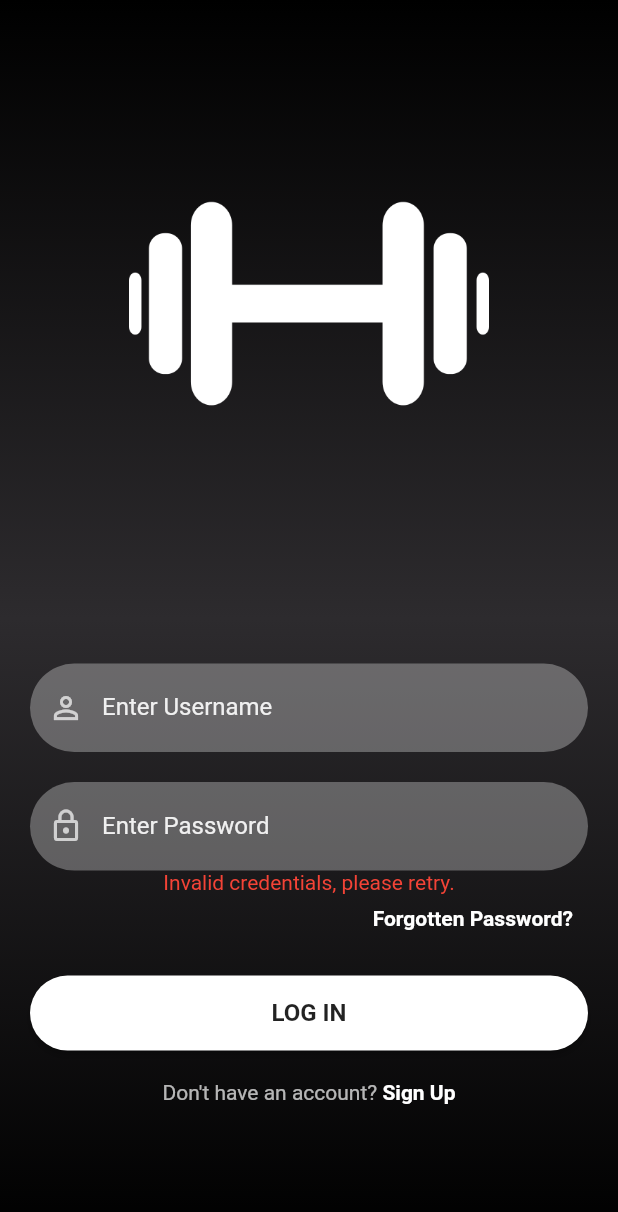
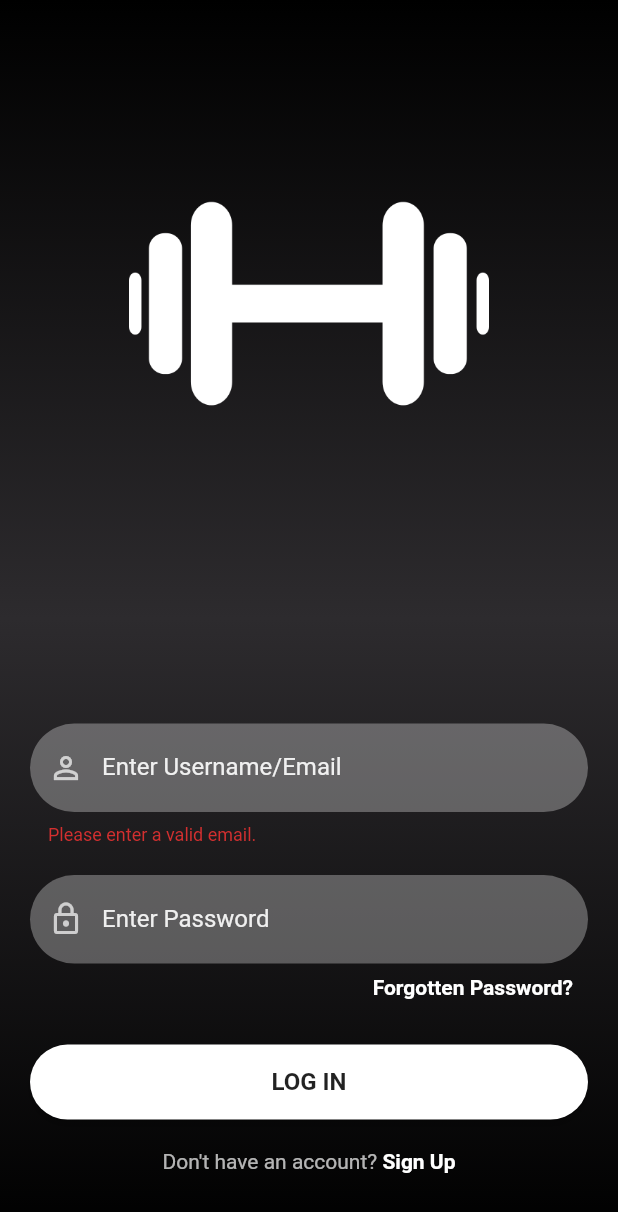
Before and after one commit to ignRyann/gymclubapp, a Flutter app: the screen it shows after launch, after a tap on "LOG IN", on a phone screen of 412 x 824 dp. Shown: the top 1212 px of the screen. Run offline on Flutter 3.47's test engine with Material 2 defaults, Android fonts, the phone set to English and light mode, and no system bars; our stand-ins replace firebase_auth, firebase_core; accounts and stored records are empty.

Commit message:
updated template

```diff
--- a/gymclubapp/lib/screens/home.dart
+++ b/gymclubapp/lib/screens/home.dart
@@ -0,0 +1,49 @@
+import 'package:flutter/material.dart';
+import 'package:gymclubapp/screens/screens.dart';
+
+import '../utils/widgets.dart';
+
+class HomeScreen extends StatefulWidget {
+  const HomeScreen({Key? key}) : super(key: key);
+
+  @override
+  State<HomeScreen> createState() => _HomeScreenState();
+}
+
+class _HomeScreenState extends State<HomeScreen> {
+  @override
+  Widget build(BuildContext context) {
+    return Scaffold(
+      appBar: AppBar(
+          backgroundColor: Colors.transparent,
+          elevation: 0.0,
+          title: const Text(
+            "Sign Up",
+            style: TextStyle(fontSize: 24, fontWeight: FontWeight.bold),
+          )),
+      body: Container(
+        width: MediaQuery.of(context).size.width,
+        height: MediaQuery.of(context).size.height,
+        decoration: BoxDecoration(gradient: gradientDesign()),
+        child: SingleChildScrollView(
+            child: Padding(
+                padding: EdgeInsets.fromLTRB(
+                    20, MediaQuery.of(context).size.height * 0.1, 20, 0),
+                child: Column(
+                  children: <Widget>[
+                    logoWidget("images/dumbell.png", 240, 240),
+                    const SizedBox(
+                      height: 120,
+                    ),
+                    button(context, 'LOG OUT', () {
+                      Navigator.push(
+                          context,
+                          MaterialPageRoute(
+                              builder: (context) => const SignInScreen()));
+                    }),
+                  ],
+                ))),
+      ),
+    );
+  }
+}
--- a/gymclubapp/lib/screens/signin.dart
+++ b/gymclubapp/lib/screens/signin.dart
@@ -1,6 +1,8 @@
-// ignore_for_file: library_private_types_in_public_api
+// ignore_for_file: library_private_types_in_public_api, unused_field, unused_local_variable, unnecessary_import, avoid_print
 
+import 'package:firebase_auth/firebase_auth.dart';
 import 'package:flutter/material.dart';
+import 'package:flutter/services.dart';
 import 'package:gymclubapp/screens/screens.dart';
 import 'package:gymclubapp/utils/utils.dart';
 
@@ -12,65 +14,158 @@ class SignInScreen extends StatefulWidget {
 }
 
 class _SignInScreenState extends State<SignInScreen> {
-  final TextEditingController _passwordTextController = TextEditingController();
-  final TextEditingController _emailTextController = TextEditingController();
-  bool _invalidCredentials = false;
+  // Global Key to identify the Form Widget
+  final _formKey = GlobalKey<FormState>();
+
+  // Firebase Instance
+  final FirebaseAuth _auth = FirebaseAuth.instance;
+
+  // Controllers
+  final TextEditingController _passwordController = TextEditingController();
+  final TextEditingController _emailController = TextEditingController();
+
+  // Error Messages
+  String _errorMessage = '';
+
+  void onChange() {
+    setState(() {
+      _errorMessage = '';
+    });
+  }
 
   @override
   Widget build(BuildContext context) {
-    return Scaffold(
-      body: Container(
-        width: MediaQuery.of(context).size.width,
-        height: MediaQuery.of(context).size.height,
-        decoration: BoxDecoration(gradient: gradientDesign()),
-        child: SingleChildScrollView(
-            child: Padding(
-                padding: EdgeInsets.fromLTRB(
-                    20, MediaQuery.of(context).size.height * 0.1, 20, 0),
-                child: Column(
-                  children: <Widget>[
-                    logoWidget("images/dumbell.png", 240, 240),
-                    const SizedBox(
-                      height: 120,
-                    ),
-                    reusableTextField("Enter Username", Icons.person_outline,
-                        _emailTextController),
-                    const SizedBox(
-                      height: 20,
-                    ),
-                    reusablePasswordField(
-                        "Enter Password", _passwordTextController),
-                    _invalidCredentials
-                        ? const Text("Invalid credentials, please retry.",
-                            style: TextStyle(color: Colors.red))
-                        : Container(),
-                    forgetPassword(context),
-                    const SizedBox(
-                      height: 20,
-                    ),
-                    button(context, 'LOG IN', () {
-                      setState(() {
-                        if (_passwordTextController.text != "123") {
-                          _invalidCredentials = true;
-                        } else {
-                          _invalidCredentials = false;
-                          // Navigator.push(
-                          //     context,
-                          //     MaterialPageRoute(
-                          //         builder: (context) => homePage()));
-                        }
-                      });
-                    }),
-                    signUpOption(context),
-                  ],
-                ))),
+    // Adding Listeners to TextFields
+    _emailController.addListener(onChange);
+    _passwordController.addListener(onChange);
+
+    // [Widget] Error Message
+    final errorMessage = Padding(
+      padding: const EdgeInsets.all(2.0),
+      child: Text(
+        _errorMessage,
+        style: const TextStyle(fontSize: 14.0, color: Colors.red),
+        textAlign: TextAlign.center,
       ),
     );
+
+    // [Widget] Email TextFormField
+    final email = TextFormField(
+      validator: ((value) {
+        if (value != null) {
+          if (value.isEmpty || !value.contains('@')) {
+            return 'Please enter a valid email.';
           }
         }
+        return null;
+      }),
+      controller: _emailController,
+      enableSuggestions: false,
+      autocorrect: false,
+      autofocus: false,
+      cursorColor: Colors.white,
+      style: TextStyle(color: Colors.white.withOpacity(0.9)),
+      decoration: InputDecoration(
+          prefixIcon: const Icon(
+            Icons.person_outline,
+            color: Colors.white70,
+          ),
+          labelText: 'Enter Username/Email',
+          labelStyle: TextStyle(color: Colors.white.withOpacity(0.9)),
+          filled: true,
+          floatingLabelBehavior: FloatingLabelBehavior.never,
+          fillColor: Colors.white.withOpacity(0.3),
+          border: OutlineInputBorder(
+              borderRadius: BorderRadius.circular(30.0),
+              borderSide: const BorderSide(width: 0, style: BorderStyle.none))),
+    );
 
-Row signUpOption(BuildContext context) {
-  return Row(
+    // [Widget] Password TextFormField
+    final password = TextFormField(
+      controller: _passwordController,
+      enableSuggestions: false,
+      autocorrect: false,
+      autofocus: false,
+      cursorColor: Colors.white,
+      style: TextStyle(color: Colors.white.withOpacity(0.9)),
+      textInputAction: TextInputAction.done,
+      decoration: InputDecoration(
+        prefixIcon: const Icon(
+          Icons.lock_outline,
+          color: Colors.white70,
+        ),
+        labelText: 'Enter Password',
+        labelStyle: TextStyle(color: Colors.white.withOpacity(0.9)),
+        filled: true,
+        floatingLabelBehavior: FloatingLabelBehavior.never,
+        fillColor: Colors.white.withOpacity(0.3),
+        border: OutlineInputBorder(
+            borderRadius: BorderRadius.circular(30.0),
+            borderSide: const BorderSide(width: 0, style: BorderStyle.none)),
+      ),
+    );
+
+    // [Widget] Forget Password GestureDetector
+    final forgetPassword = Padding(
+        padding: const EdgeInsets.fromLTRB(0, 8, 10, 0),
+        child: Row(
+          mainAxisAlignment: MainAxisAlignment.end,
+          children: [
+            GestureDetector(
+              onTap: () {
+                Navigator.push(
+                    context,
+                    MaterialPageRoute(
+                        builder: (context) => const ForgetPasswordScreen()));
+              },
+              child: const Text(
+                "Forgotten Password?",
+                style:
+                    TextStyle(color: Colors.white, fontWeight: FontWeight.bold),
+              ),
+            )
+          ],
+        ));
+
+    // [Widget] Login Elevated Button
+    final logInButton = Container(
+      width: MediaQuery.of(context).size.width,
+      height: 50,
+      margin: const EdgeInsets.fromLTRB(0, 10, 0, 20),
+      decoration: BoxDecoration(borderRadius: BorderRadius.circular(90)),
+      child: ElevatedButton(
+        onPressed: () {
+          if (_formKey.currentState!.validate()) {
+            signInMethod(_emailController, _passwordController).then((uid) {
+              Navigator.push(
+                  context,
+                  MaterialPageRoute(
+                      builder: ((context) => const SignInScreen())));
+            }).catchError((error) {
+              processError(error);
+            });
+          }
+        },
+        style: ButtonStyle(
+            backgroundColor: MaterialStateProperty.resolveWith((states) {
+              if (states.contains(MaterialState.pressed)) {
+                return Colors.black26;
+              }
+              return Colors.white;
+            }),
+            shape: MaterialStateProperty.all<RoundedRectangleBorder>(
+                RoundedRectangleBorder(
+                    borderRadius: BorderRadius.circular(50)))),
+        child: const Text(
+          'LOG IN',
+          style: TextStyle(
+              color: Colors.black87, fontWeight: FontWeight.bold, fontSize: 16),
+        ),
+      ),
+    );
+
+    // [Widget] Sign Up GestureDetector
+    final signUp = Row(
       mainAxisAlignment: MainAxisAlignment.center,
       children: [
         const Text("Don't have an account? ",
@@ -87,27 +182,71 @@ Row signUpOption(BuildContext context) {
         )
       ],
     );
+
+    // [Widget] Main Body Scaffold
+    return Scaffold(
+      body: Container(
+          width: MediaQuery.of(context).size.width,
+          height: MediaQuery.of(context).size.height,
+          decoration: BoxDecoration(gradient: gradientDesign()),
+          child: Form(
+            key: _formKey,
+            child: SingleChildScrollView(
+                child: Padding(
+                    padding: EdgeInsets.fromLTRB(
+                        20, MediaQuery.of(context).size.height * 0.1, 20, 0),
+                    child: Column(
+                      children: <Widget>[
+                        logoWidget("images/dumbell.png", 240, 240),
+                        const SizedBox(
+                          height: 120,
+                        ),
+                        errorMessage,
+                        const SizedBox(
+                          height: 20,
+                        ),
+                        email,
+                        const SizedBox(
+                          height: 20,
+                        ),
+                        password,
+                        forgetPassword,
+                        const SizedBox(height: 20),
+                        logInButton,
+                        signUp,
+                      ],
+                    ))),
+          )),
+    );
   }
 
-Padding forgetPassword(BuildContext context) {
-  return Padding(
-    padding: const EdgeInsets.fromLTRB(0, 8, 10, 0),
-    child: Row(
-      mainAxisAlignment: MainAxisAlignment.end,
-      children: [
-        GestureDetector(
-          onTap: () {
-            Navigator.push(
-                context,
-                MaterialPageRoute(
-                    builder: (context) => const ForgetPasswordScreen()));
-          },
-          child: const Text(
-            "Forgotten Password?",
-            style: TextStyle(color: Colors.white, fontWeight: FontWeight.bold),
-          ),
-        )
-      ],
-    ),
-  );
+  // Sign Up Method
+  Future<void> signInMethod(
+    TextEditingController emailController,
+    TextEditingController passwordController,
+  ) async {
+    try {
+      final credentials = await _auth.signInWithEmailAndPassword(
+          email: emailController.text, password: passwordController.text);
+    } catch (e) {
+      print(e.toString());
     }
+  }
+
+  // Process Error Method
+  void processError(PlatformException error) {
+    if (error.code == 'ERROR_USER_NOT_FOUND') {
+      setState(() {
+        _errorMessage = "Unable to find user. Please register";
+      });
+    } else if (error.code == 'ERROR_WRONG_PASSWORD') {
+      setState(() {
+        _errorMessage = "Incorrect Password";
+      });
+    } else {
+      setState(() {
+        _errorMessage = "There was an error logging in. Please try again later";
+      });
+    }
+  }
+}
```
Lines whose indentation alone changed are shown as unchanged.
